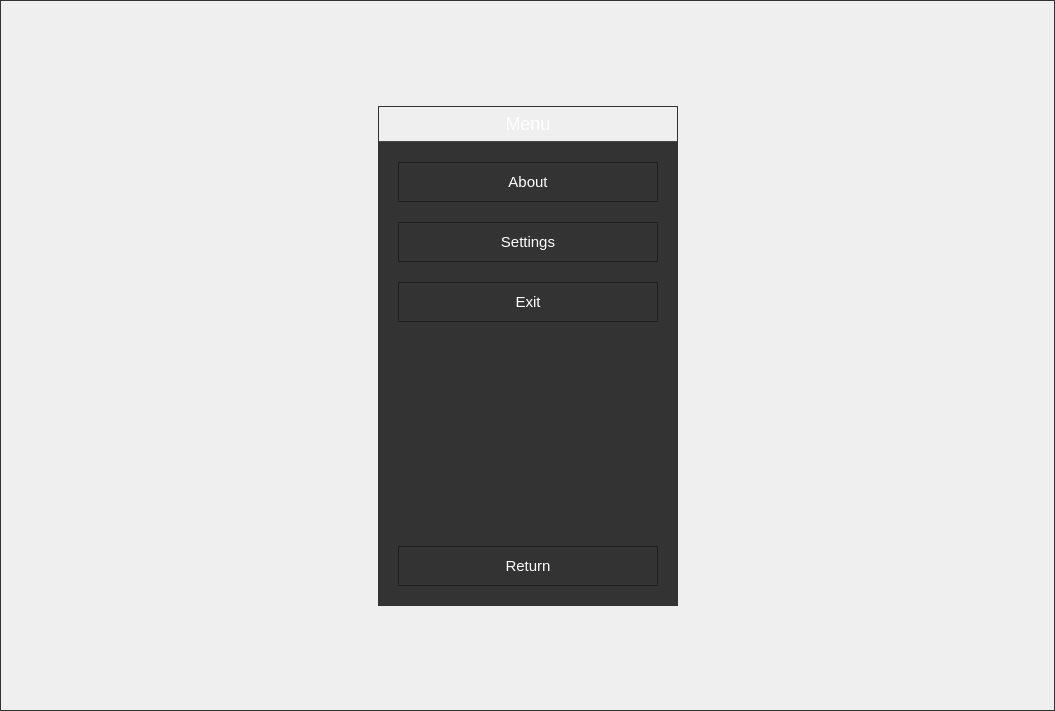
The window that EscapeDialog.ui (UCSolarCarTeam/Delta-Desktop-Client-Telemetry) describes before a commit, drawn with Qt 5.
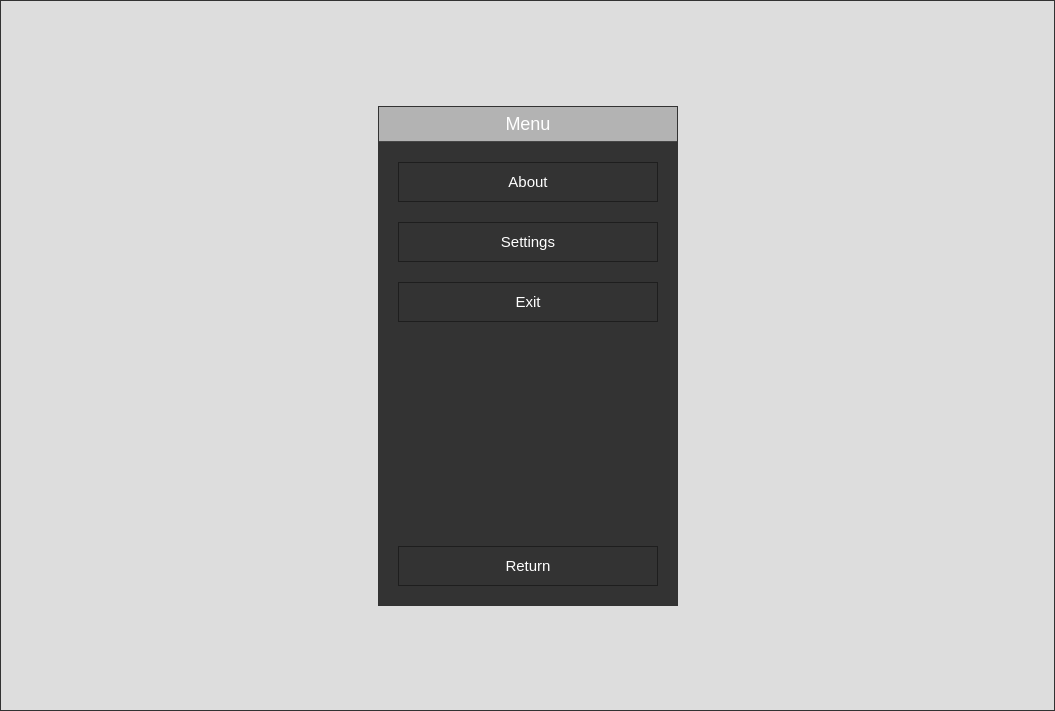
The same window after the commit. Icons and pictures are not drawn.

The edit to the form file:
```diff
--- a/EscapeDialog.ui
+++ b/EscapeDialog.ui
@@ -24,12 +24,14 @@
     <normaloff>:/Resources/Solar Car Team Icon.ico</normaloff>:/Resources/Solar Car Team Icon.ico</iconset>
   </property>
   <property name="autoFillBackground">
-   <bool>true</bool>
+   <bool>false</bool>
   </property>
   <property name="styleSheet">
    <string notr="true">color: white;
 font-family: &quot;Helvetica&quot;;
-border: 1px solid rgb(50,50,50);</string>
+border: 1px solid rgb(50,50,50);
+background: transparent;
+background-color:rgba(30,30,30,20);</string>
   </property>
   <layout class="QGridLayout" name="escapeLayout">
    <property name="leftMargin">
```
